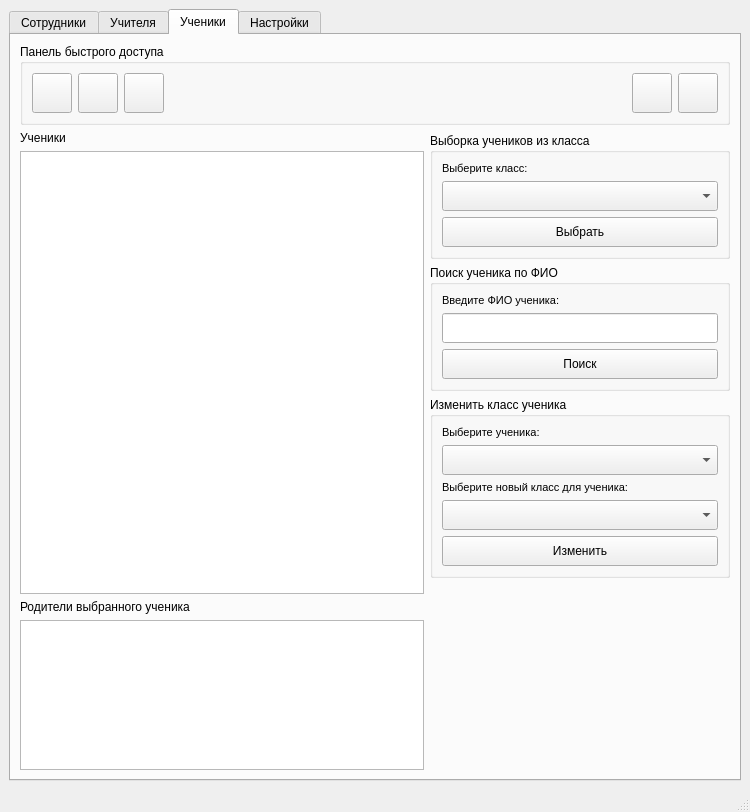
This is Views/Forms/MainForm.ui in VladimirBalun/SchoolDataBase as Qt 5 draws it before an edit. The edited form follows.
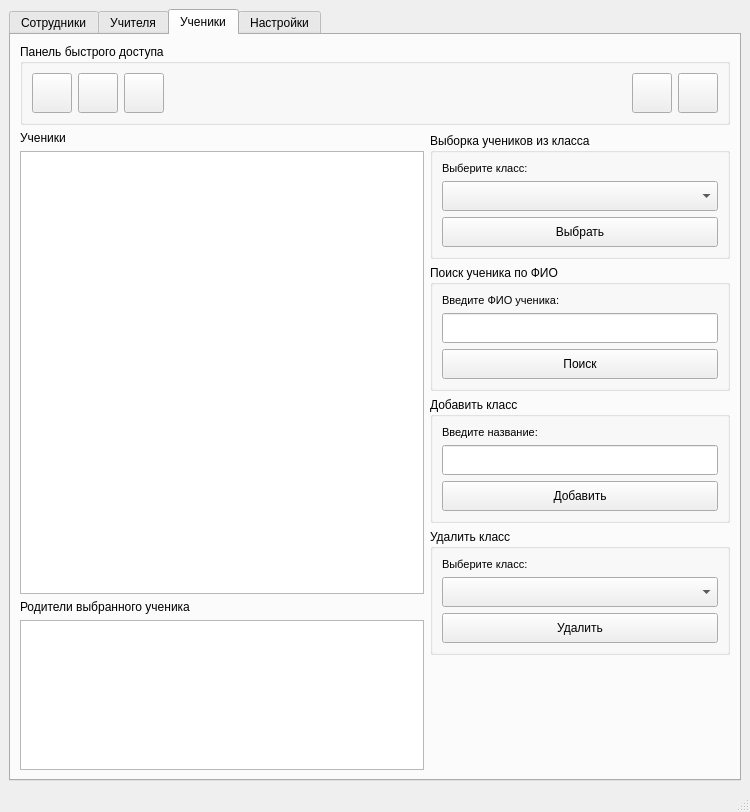
This is the edited form. Icons and pictures are not drawn.

Commit message: Was added dialog for adding pupils

Diff of the .ui file:
```diff
--- a/Views/Forms/MainForm.ui
+++ b/Views/Forms/MainForm.ui
@@ -1395,10 +1395,61 @@
                  </layout>
                 </widget>
                </item>
+               <item>
+                <widget class="QGroupBox" name="groupBox_10">
+                 <property name="title">
+                  <string>Добавить класс</string>
+                 </property>
+                 <layout class="QVBoxLayout" name="verticalLayout_19">
+                  <item>
+                   <widget class="QLabel" name="label_17">
+                    <property name="font">
+                     <font>
+                      <pointsize>8</pointsize>
+                     </font>
+                    </property>
+                    <property name="text">
+                     <string>Введите название:</string>
+                    </property>
+                   </widget>
+                  </item>
+                  <item>
+                   <widget class="QLineEdit" name="editAddingNewClass">
+                    <property name="minimumSize">
+                     <size>
+                      <width>0</width>
+                      <height>30</height>
+                     </size>
+                    </property>
+                    <property name="maxLength">
+                     <number>11</number>
+                    </property>
+                   </widget>
+                  </item>
+                  <item>
+                   <widget class="QPushButton" name="btnAddClass">
+                    <property name="minimumSize">
+                     <size>
+                      <width>0</width>
+                      <height>30</height>
+                     </size>
+                    </property>
+                    <property name="text">
+                     <string>Добавить</string>
+                    </property>
+                    <property name="icon">
+                     <iconset resource="../../Resources/img.qrc">
+                      <normaloff>:/icons/img/add.png</normaloff>:/icons/img/add.png</iconset>
+                    </property>
+                   </widget>
+                  </item>
+                 </layout>
+                </widget>
+               </item>
                <item>
                 <widget class="QGroupBox" name="groupBox_18">
                  <property name="title">
-                  <string>Изменить класс ученика</string>
+                  <string>Удалить класс</string>
                  </property>
                  <layout class="QVBoxLayout" name="verticalLayout_27">
                   <item>
@@ -1409,7 +1460,7 @@
                      </font>
                     </property>
                     <property name="text">
-                     <string>Выберите ученика:</string>
+                     <string>Выберите класс:</string>
                     </property>
                    </widget>
                   </item>
@@ -1424,43 +1475,19 @@
                    </widget>
                   </item>
                   <item>
-                   <widget class="QLabel" name="label_21">
-                    <property name="font">
-                     <font>
-                      <pointsize>8</pointsize>
-                     </font>
-                    </property>
-                    <property name="text">
-                     <string>Выберите новый класс для ученика:</string>
-                    </property>
-                   </widget>
-                  </item>
-                  <item>
-                   <widget class="QComboBox" name="cbxNewClassForPupil">
+                   <widget class="QPushButton" name="btnRemoveClass">
                     <property name="minimumSize">
                      <size>
                       <width>0</width>
                       <height>30</height>
                      </size>
                     </property>
-                   </widget>
-                  </item>
-                  <item>
-                   <widget class="QPushButton" name="btnCnahgeClassPupil">
-                    <property name="minimumSize">
-                     <size>
-                      <width>0</width>
-                      <height>30</height>
-                     </size>
-                    </property>
-                    <property name="cursor">
-                     <cursorShape>PointingHandCursor</cursorShape>
-                    </property>
-                    <property name="toolTip">
-                     <string>Изменить класс у выбранного ученика</string>
-                    </property>
                     <property name="text">
-                     <string>Изменить</string>
+                     <string>Удалить</string>
+                    </property>
+                    <property name="icon">
+                     <iconset resource="../../Resources/img.qrc">
+                      <normaloff>:/icons/img/delete.png</normaloff>:/icons/img/delete.png</iconset>
                     </property>
                    </widget>
                   </item>
```
Left out of the diff: 4 changed lines with no effect on the pictures. The commit also changes 18 other files.
